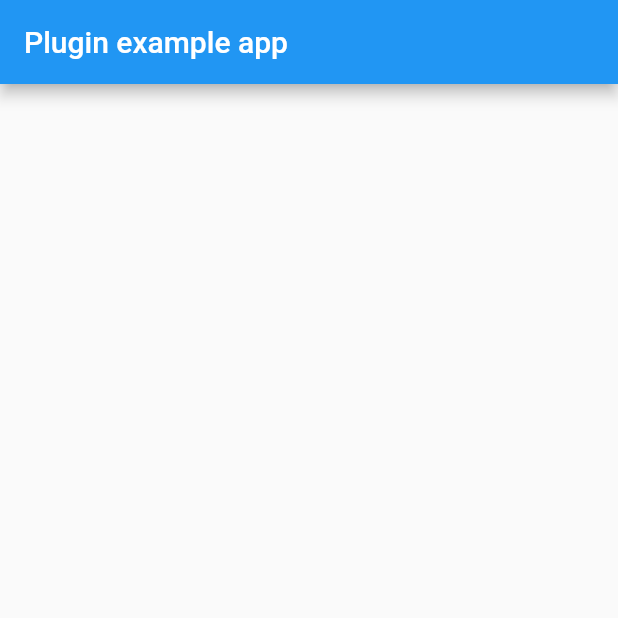
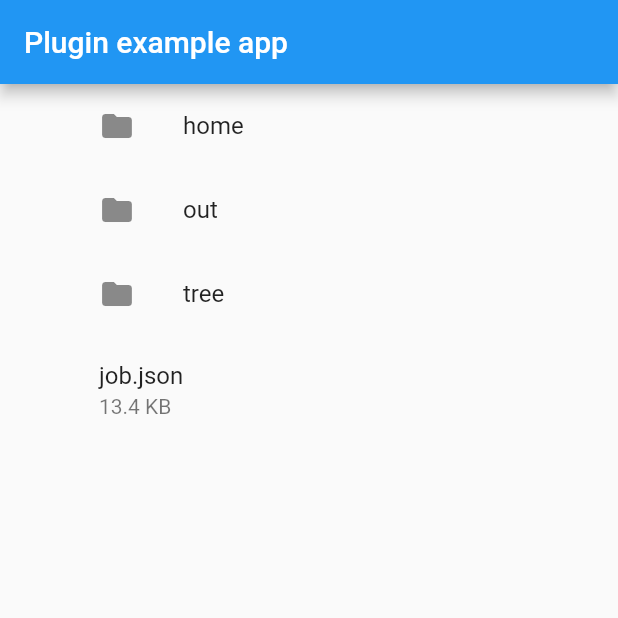
Before and after one commit to kannel-outis/impulse_utils, a Flutter app: the screen it shows after launch, on a phone screen of 412 x 824 dp, the top half of it. Run offline on Flutter 3.47's test engine with Material 2 defaults, Android fonts, the phone set to English and light mode, and no system bars; our stand-ins replace plugin_platform_interface.

Commit message:
file manager: fixed sorting bug and more #2

```diff
--- a/example/lib/main.dart
+++ b/example/lib/main.dart
@@ -2,10 +2,15 @@ import 'package:flutter/material.dart';
 import 'dart:async';
 
 import 'package:flutter/services.dart';
+import 'package:impulse_utils/file_manager/file_manager.dart';
+import 'package:impulse_utils/file_manager/impulse_file.dart';
 import 'package:impulse_utils/impulse_utils.dart';
 import 'package:impulse_utils/models/application.dart';
+import 'package:impulse_utils_example/second_page.dart';
 
-void main() {
+void main() async {
+  WidgetsFlutterBinding.ensureInitialized();
+  await FileManager.instance.getRootPaths(true);
   runApp(const MyApp());
 }
 
@@ -21,11 +26,13 @@ class _MyAppState extends State<MyApp> {
   final _impulseUtilsPlugin = ImpulseUtils();
 
   late final Future<List<Application>> future;
+  late final List<ImpulseFileEntity> queriedFiles;
 
   @override
   void initState() {
     super.initState();
     future = _impulseUtilsPlugin.getInstalledApplication();
+    queriedFiles = FileManager.instance.getFileInDir();
     // initPlatformState();
   }
 
@@ -55,6 +62,7 @@ class _MyAppState extends State<MyApp> {
 
   @override
   Widget build(BuildContext context) {
+    print(FileManager.instance.rootPath);
     return MaterialApp(
       home: Scaffold(
         appBar: AppBar(
@@ -62,19 +70,46 @@ class _MyAppState extends State<MyApp> {
         ),
         body: Padding(
           padding: const EdgeInsets.only(left: 50.0),
-          child: FutureBuilder(
-            future: future,
-            builder: (context, data) {
-              if (!data.hasData) return const CircularProgressIndicator();
-              return ListView.builder(
-                itemCount: data.data!.length,
-                itemBuilder: (context, index) {
-                  final app = data.data![index];
-                  return Text(app.appName);
+          child: ListView.builder(
+            itemCount: queriedFiles.length,
+            itemBuilder: (context, index) {
+              final file = queriedFiles[index];
+              return ListTile(
+                title: Text(file.name),
+                // subtitle:
+                //     file.fileType == null && file.isFolder ? null : Text(file.fileType!.type),
+                subtitle:
+                    file.isFolder ? null : Text(file.castToFile.sizeToString),
+                leading: file.isFolder ? const Icon(Icons.folder) : null,
+                onTap: () {
+                  if (!file.isFolder) return;
+                  final files = FileManager.instance.getFileInDir(file);
+                  Navigator.of(context).push(
+                    MaterialPageRoute(
+                      builder: (context) => SecondPage(files: files),
+                    ),
+                  );
                 },
               );
             },
           ),
+          // child: FutureBuilder(
+          //   future: future,
+          //   builder: (context, data) {
+          //     if (!data.hasData) return const CircularProgressIndicator();
+          //     return ListView.builder(
+          //       itemCount: data.data!.length,
+          //       itemBuilder: (context, index) {
+          //         final app = data.data![index];
+          //         return ListTile(
+          //           leading: Image.memory(app.appIcon),
+          //           title: Text(app.appName),
+          //           subtitle: Text(app.isSystemApp.toString()),
+          //         );
+          //       },
+          //     );
+          //   },
+          // ),
         ),
       ),
     );
--- a/example/lib/second_page.dart
+++ b/example/lib/second_page.dart
@@ -3,7 +3,7 @@ import 'package:impulse_utils/file_manager/file_manager.dart';
 import 'package:impulse_utils/file_manager/impulse_file.dart';
 
 class SecondPage extends StatelessWidget {
-  final List<ImpulseFileSystem> files;
+  final List<ImpulseFileEntity> files;
   const SecondPage({
     super.key,
     required this.files,
@@ -25,6 +25,9 @@ class SecondPage extends StatelessWidget {
               title: Text(file.name),
               // subtitle:
               //     file.fileType == null && file.isFolder ? null : Text(file.fileType!.type),
+              subtitle:
+                  file.isFolder ? null : Text(file.castToFile.sizeToString),
+
               leading: file.isFolder ? const Icon(Icons.folder) : null,
               onTap: () {
                 if (!file.isFolder) return;
--- a/lib/file_manager/file_manager.dart
+++ b/lib/file_manager/file_manager.dart
@@ -51,14 +51,23 @@ class FileManager {
     return list;
   }
 
-  List<ImpulseFileSystem> getFileInDir([ImpulseFileSystem? folder]) {
-    final list = <ImpulseFileSystem>[];
+  List<ImpulseFileEntity> getFileInDir([ImpulseFileEntity? folder]) {
+    final files = <ImpulseFile>[];
+    final directories = <ImpulseDirectory>[];
     final dir = (folder?.file as Directory?) ?? _rootDir.first;
     final listSync = dir.listSync();
-    listSync.sort((a, b) => a.path.compareTo(b.path));
+    listSync
+        .sort((a, b) => a.path.toLowerCase().compareTo(b.path.toLowerCase()));
     for (var item in listSync) {
-      list.add(ImpulseFileSystem(file: item));
+      if (item is File) {
+        files.add(ImpulseFile(file: item));
+      } else {
+        directories.add(ImpulseDirectory(directory: item as Directory));
+      }
     }
+
+    final list = [...directories, ...files];
+
     return list;
   }
 }
--- a/lib/file_manager/impulse_file.dart
+++ b/lib/file_manager/impulse_file.dart
@@ -2,9 +2,9 @@ import 'dart:io';
 
 import 'package:impulse_utils/file_manager/utils.dart';
 
-class ImpulseFileSystem {
+abstract interface class ImpulseFileEntity {
   final FileSystemEntity file;
-  const ImpulseFileSystem({
+  const ImpulseFileEntity({
     required this.file,
   });
 
@@ -19,13 +19,6 @@ class ImpulseFileSystem {
     return null;
   }
 
-  int? get totalFileSize {
-    if (isFolder) return null;
-    final f = File(file.path);
-    if (!f.existsSync()) return null;
-    return f.lengthSync();
-  }
-
   ImpulseFileType? get fileType {
     if (isFolder) return null;
     return file.path.getFileType;
@@ -34,4 +27,36 @@ class ImpulseFileSystem {
   String get name {
     return file.path.split("/").last;
   }
+
+  ImpulseFile get castToFile {
+    return this as ImpulseFile;
+  }
 }
+
+class ImpulseDirectory extends ImpulseFileEntity {
+  const ImpulseDirectory({required Directory directory})
+      : super(file: directory);
+}
+
+class ImpulseFile extends ImpulseFileEntity {
+  const ImpulseFile({required File file}) : super(file: file);
+
+  int get totalFileSize {
+    final f = File(file.path);
+    return f.lengthSync();
+  }
+
+  double get kiloBytes => totalFileSize / 1000;
+  double get megaBytes => kiloBytes / 1000;
+  double get gigaBytes => megaBytes / 1000;
+
+  String get sizeToString {
+    if (gigaBytes >= 1) {
+      return "${gigaBytes.toStringAsFixed(1)} GB";
+    } else if (megaBytes >= 1) {
+      return "${megaBytes.toStringAsFixed(1)} MB";
+    } else {
+      return "${kiloBytes.toStringAsFixed(1)} KB";
+    }
+  }
+}
```
